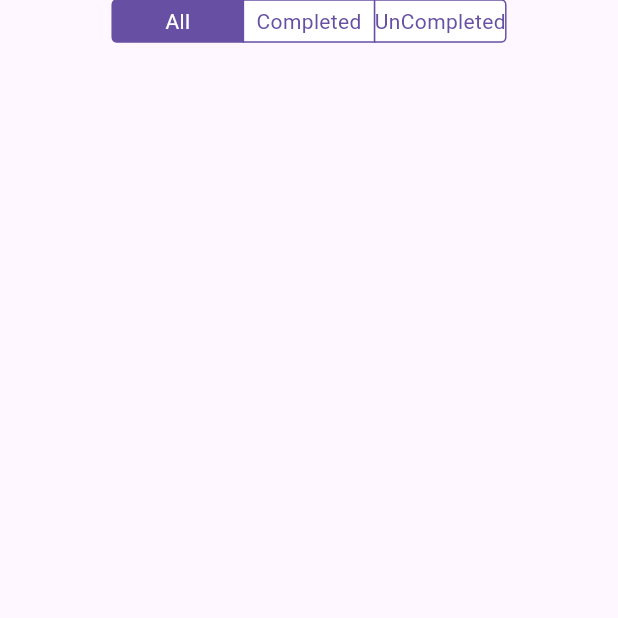
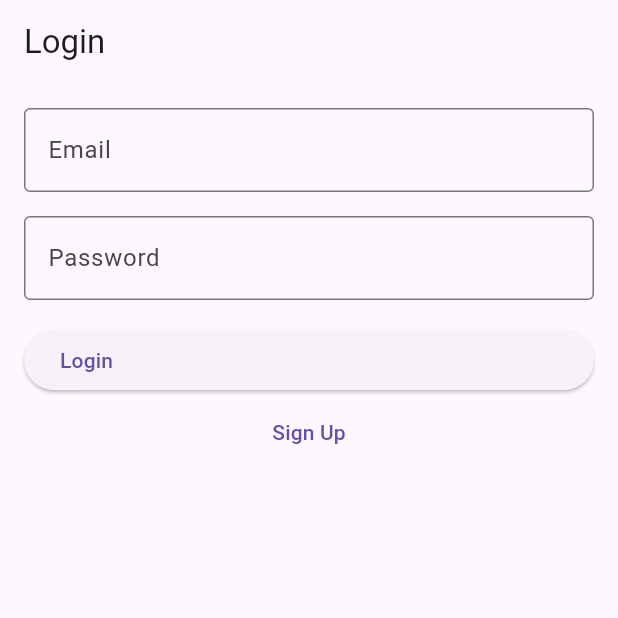
Before and after one commit to Maharah-Tripoli-01/todo_list_backend, a Flutter app: the screen it shows after launch, on a phone screen of 412 x 824 dp, the top half of it. Run offline on Flutter 3.47's test engine with Material 3 defaults, Android fonts, the phone set to English and light mode, and no system bars; our stand-ins replace auto_route, cloud_firestore, firebase_auth, firebase_core, flutter_bloc, gap; accounts and stored records are empty; generated files the repository leaves out were written again.

Commit message:
add login, sign up, auto_route and added the ability to change the task state from firestore backend

```diff
--- /dev/null
+++ b/lib/app_router.dart
@@ -0,0 +1,34 @@
+import 'package:auto_route/auto_route.dart';
+import 'package:firebase_auth/firebase_auth.dart';
+import 'package:todo_list_backend/app_router.gr.dart';
+
+@AutoRouterConfig()
+class AppRouter extends $AppRouter {
+  @override
+  List<AutoRoute> get routes => [
+        AutoRoute(page: HomeRoute.page, initial: true, guards: [AuthGuard()]),
+        AutoRoute(page: LoginRoute.page, path: '/login'),
+        AutoRoute(page: SignupRoute.page, path: '/login/signup'),
+      ];
+}
+
+class AuthGuard extends AutoRouteGuard {
+  @override
+  void onNavigation(NavigationResolver resolver, StackRouter router) {
+    // the navigation is paused until resolver.next() is called with either
+    // true to resume/continue navigation or false to abort navigation
+    if (FirebaseAuth.instance.currentUser != null) {
+      // if user is authenticated we continue
+      resolver.next(true);
+    } else {
+      // we redirect the user to our login page
+      // tip: use resolver.redirect to have the redirected route
+      // automatically removed from the stack when the resolver is completed
+      resolver.redirect(LoginRoute(onResult: () {
+        // if success == true the navigation will be resumed
+        // else it will be aborted
+        resolver.next(true);
+      }));
+    }
+  }
+}
--- a/lib/cubit/task_state.dart
+++ b/lib/home/cubit/task_state.dart
@@ -1,4 +1,5 @@
-import 'package:todo_list_backend/domain/task.dart';
+
+import 'package:todo_list_backend/home/domain/task.dart';
 
 sealed class TaskState {}
 
--- /dev/null
+++ b/lib/login/login_cubit.dart
@@ -0,0 +1,38 @@
+import 'package:firebase_auth/firebase_auth.dart';
+import 'package:flutter_bloc/flutter_bloc.dart';
+
+sealed class LoginState {}
+
+class LoginSuccessState extends LoginState {}
+
+class LoginSubmittingState extends LoginState {}
+
+class LoginInitialState extends LoginState {}
+
+class LoginErrorState extends LoginState {
+  final Object error;
+
+  LoginErrorState({required this.error});
+}
+
+class LoginCubit extends Cubit<LoginState> {
+  LoginCubit() : super(LoginInitialState());
+
+  Future<void> login(String email, String password) async {
+    emit(LoginSubmittingState());
+    try {
+      await FirebaseAuth.instance.signInWithEmailAndPassword(
+        email: email,
+        password: password,
+      );
+      emit(LoginSuccessState());
+    } on FirebaseAuthException catch (e) {
+      emit(LoginErrorState(error: e));
+      /// handle firebase auth exceptions based on the documentation
+      print('$e');
+    } catch (e) {
+      emit(LoginErrorState(error: e));
+      print(e);
+    }
+  }
+}
--- /dev/null
+++ b/lib/login/login_page.dart
@@ -0,0 +1,97 @@
+import 'package:auto_route/auto_route.dart';
+import 'package:flutter/material.dart';
+import 'package:flutter_bloc/flutter_bloc.dart';
+import 'package:gap/gap.dart';
+import 'package:todo_list_backend/app_router.gr.dart';
+import 'package:todo_list_backend/login/login_cubit.dart';
+
+@RoutePage()
+class LoginPage extends StatelessWidget {
+   LoginPage({super.key, required this.onResult});
+   final void Function() onResult ;
+
+  final emailController = TextEditingController();
+  final passwordController = TextEditingController();
+
+  @override
+  Widget build(BuildContext context) {
+    return BlocProvider(
+      create: (context) => LoginCubit(),
+      child: Builder(
+        builder: (context) {
+          final cubit = context.watch<LoginCubit>();
+          final state = cubit.state;
+          final isSubmitting = state is LoginSubmittingState;
+
+          return BlocListener<LoginCubit,LoginState>(
+            listener: (BuildContext context, LoginState state) {
+
+              if (state is LoginSuccessState) {
+                onResult();
+              }
+
+            },
+            child: Scaffold(
+              appBar: AppBar(
+                title: const Text('Login'),
+              ),
+              body: SingleChildScrollView(
+                padding: const EdgeInsets.all(16),
+                child: Column(
+                  children: [
+                     TextField(
+                      controller: emailController,
+                      decoration: const InputDecoration(
+                        labelText: 'Email',
+                        border: OutlineInputBorder(),
+                      ),
+                    ),
+                    const Gap(16),
+                     TextField(
+                      controller: passwordController,
+                      obscureText: true,
+                      decoration: const InputDecoration(
+                        border: OutlineInputBorder(),
+                        labelText: 'Password',
+                      ),
+                    ),
+                    const Gap(16),
+                    Row(
+                      children: [
+                        Expanded(
+                          child: ElevatedButton(
+                            onPressed: isSubmitting
+                                ? null
+                                : () {
+                              cubit.login(
+                                emailController.text,
+                                passwordController.text,
+                              );
+                            },
+                            child: Row(
+                              children: [
+                                const Text('Login'),
+                                if (isSubmitting)
+                                  const CircularProgressIndicator(),
+                              ],
+                            ),
+                          ),
+                        ),
+                      ],
+                    ),
+                    TextButton(
+                      onPressed: () {
+                        context.pushRoute( SignupRoute());
+                      },
+                      child: const Text('Sign Up'),
+                    ),
+                  ],
+                ),
+              ),
+            ),
+          );
+        }
+      ),
+    );
+  }
+}
--- a/lib/main.dart
+++ b/lib/main.dart
@@ -1,52 +1,32 @@
 import 'package:firebase_core/firebase_core.dart';
 import 'package:flutter/material.dart';
 import 'package:flutter_bloc/flutter_bloc.dart';
-import 'package:todo_list_backend/cubit/task_cubit.dart';
-import 'package:todo_list_backend/cubit/task_state.dart';
+import 'package:todo_list_backend/app_router.dart';
 import 'package:todo_list_backend/firebase_options.dart';
-import 'package:todo_list_backend/widgets/tasks_list.dart';
+import 'package:todo_list_backend/home/cubit/task_cubit.dart';
 
-void main() async{
+void main() async {
   WidgetsFlutterBinding.ensureInitialized();
-  await Firebase.initializeApp(
-    options: DefaultFirebaseOptions.currentPlatform,
-  );
 
+  await Firebase.initializeApp(options: DefaultFirebaseOptions.currentPlatform);
   runApp(
     BlocProvider<TaskCubit>(
       create: (BuildContext context) => TaskCubit(),
-      child: const MainApp(),
+      child:  App(),
     ),
   );
 }
 
-class MainApp extends StatefulWidget {
-  const MainApp({super.key});
+class App extends StatelessWidget {
+  App({super.key});
 
-  @override
-  State<MainApp> createState() => _MainAppState();
-}
-
-class _MainAppState extends State<MainApp> {
-  @override
-  void initState() {
-    super.initState();
-  }
+  final _appRouter = AppRouter();
 
   @override
   Widget build(BuildContext context) {
-    final state = context.watch<TaskCubit>().state;
-
-    return MaterialApp(
-      home: Scaffold(
-        body: Center(
-          child: switch (state) {
-            TaskStateLoaded() => TasksList(loadedState: state),
-            TaskStateLoading() => const CircularProgressIndicator(),
-            TaskStateError(error: final error) => Text(error.toString()),
-          },
-        ),
-      ),
+    return MaterialApp.router(
+      debugShowCheckedModeBanner: false,
+      routerConfig: _appRouter.config(),
     );
   }
 }
--- /dev/null
+++ b/lib/signup/signup_cubit.dart
@@ -0,0 +1,42 @@
+import 'package:firebase_auth/firebase_auth.dart';
+import 'package:flutter_bloc/flutter_bloc.dart';
+
+sealed class SignupState {}
+
+class SignUpSuccessState extends SignupState {}
+
+class SignUpSubmittingState extends SignupState {}
+
+class SignUpInitialState extends SignupState {}
+
+class SignUpErrorState extends SignupState {
+  final Object error;
+
+  SignUpErrorState({required this.error});
+}
+
+class SignupCubit extends Cubit<SignupState> {
+  SignupCubit() : super(SignUpInitialState());
+
+  Future<void> signUp(String email, String password) async {
+    emit(SignUpSubmittingState());
+    try {
+      await FirebaseAuth.instance.createUserWithEmailAndPassword(
+        email: email,
+        password: password,
+      );
+      emit(SignUpSuccessState());
+    } on FirebaseAuthException catch (e) {
+      emit(SignUpErrorState(error: e));
+      if (e.code == 'weak-password') {
+        print('The password provided is too weak.');
+      } else if (e.code == 'email-already-in-use') {
+        print('The account already exists for that email.');
+      }
+      print('$e');
+    } catch (e) {
+      emit(SignUpErrorState(error: e));
+      print(e);
+    }
+  }
+}
--- a/pubspec.yaml
+++ b/pubspec.yaml
@@ -7,11 +7,14 @@ environment:
   sdk: '>=3.0.0 <4.0.0'
 
 dependencies:
+  auto_route: ^7.8.4
   cloud_firestore: ^4.14.0
+  firebase_auth: ^4.16.0
   firebase_core: ^2.24.2
   flutter:
     sdk: flutter
   flutter_bloc: ^8.1.3
+  gap: ^3.0.1
   http: ^1.2.0
   json_annotation: ^4.8.0
 
@@ -21,6 +24,7 @@ dev_dependencies:
   flutter_lints: ^2.0.0
   build_runner: ^2.3.3
   json_serializable: ^6.6.0
+  auto_route_generator:
 
 flutter:
   uses-material-design: true
```
Also changed, not shown: lib/cubit/task_cubit.dart (deleted, +0 -48 lines), lib/firebase_datasrouce.dart (+17 -1 lines), lib/home/cubit/task_cubit.dart (added, +67 -0 lines), lib/home/domain/task.dart (renamed from lib/domain/task.dart, +5 -2 lines), lib/home/home_page.dart (added, +50 -0 lines), lib/home/widgets/tasks_list.dart (renamed from lib/widgets/tasks_list.dart, +27 -6 lines), lib/signup/signup_page.dart (added, +86 -0 lines), lib/home/domain/task.g.dart (renamed from lib/domain/task.g.dart), pubspec.lock, 3 other files.
